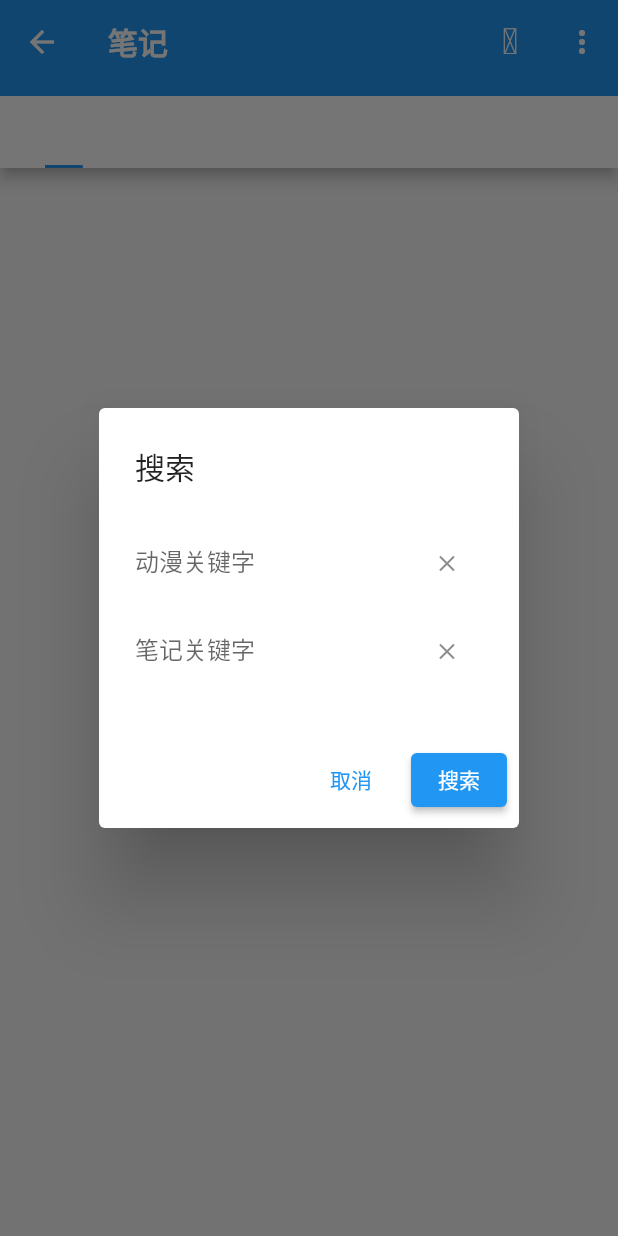
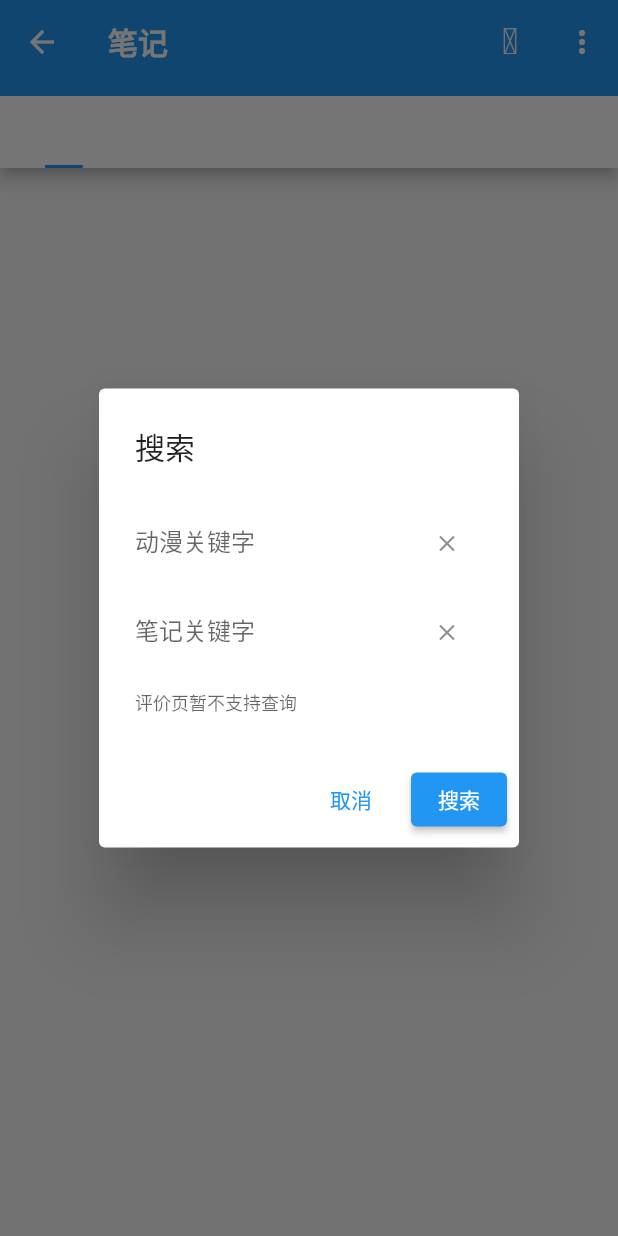
Before and after one commit to linyi102/anime_trace, a Flutter app: the NoteListPage screen opened directly, after a tap on an icon or button, on a phone screen of 412 x 824 dp. Run offline on Flutter 3.47's test engine with Material 2 defaults, Android fonts, the phone set to English and light mode, and no system bars; our stand-ins replace cached_network_image, dio, file_picker, flutter_rating_stars, fluttericon, get and 9 more; missing offline and left inert: bottom_sheet, dart_ping, expand_widget, flutter_tab_indicator_styler, webdav_client, window_manager; accounts and stored records are empty; network calls fail; statements that could not run were skipped.

Commit message:
搜索时提示暂未实现查询评价页

```diff
--- a/lib/pages/home_tabs/note_list_page.dart
+++ b/lib/pages/home_tabs/note_list_page.dart
@@ -170,6 +170,7 @@ class _NoteListPageState extends State<NoteListPage>
                             ..text = noteFilter.noteContentKeyword,
                           decoration: InputDecoration(
                               labelText: "笔记关键字",
+                              helperText: "评价页暂不支持查询",
                               border: InputBorder.none,
                               suffixIcon: IconButton(
                                   onPressed: () {
```
